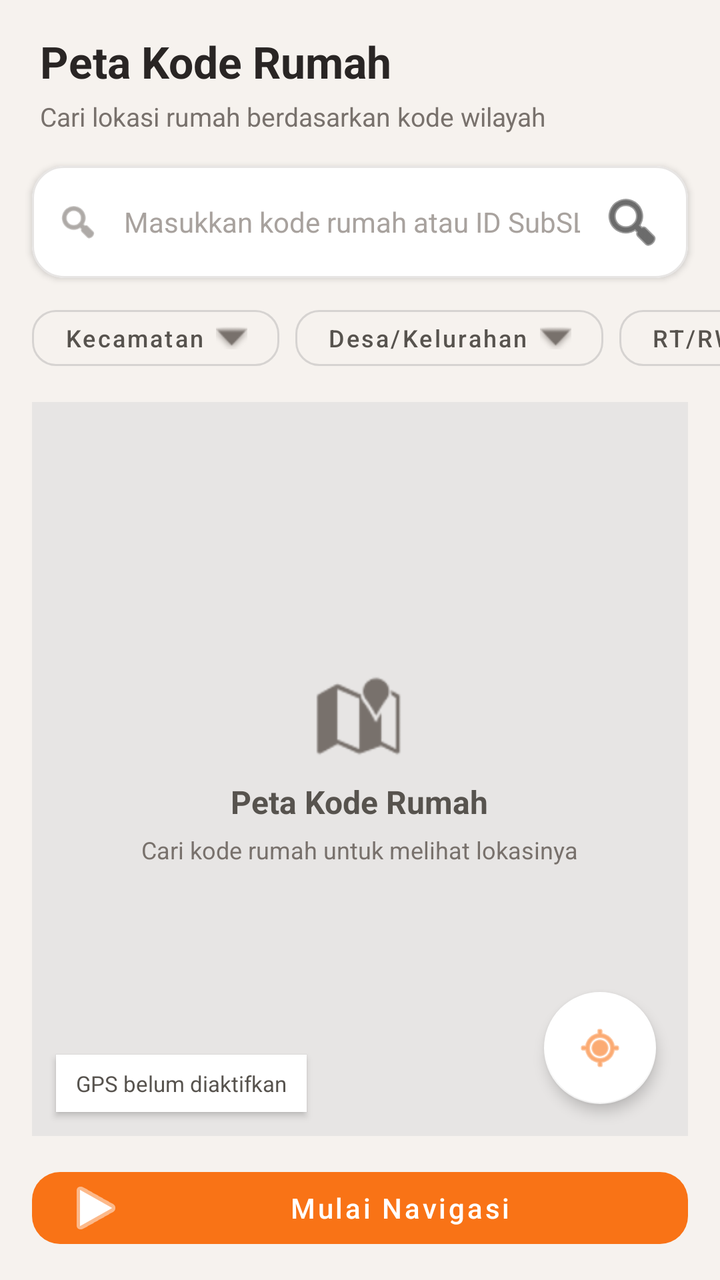
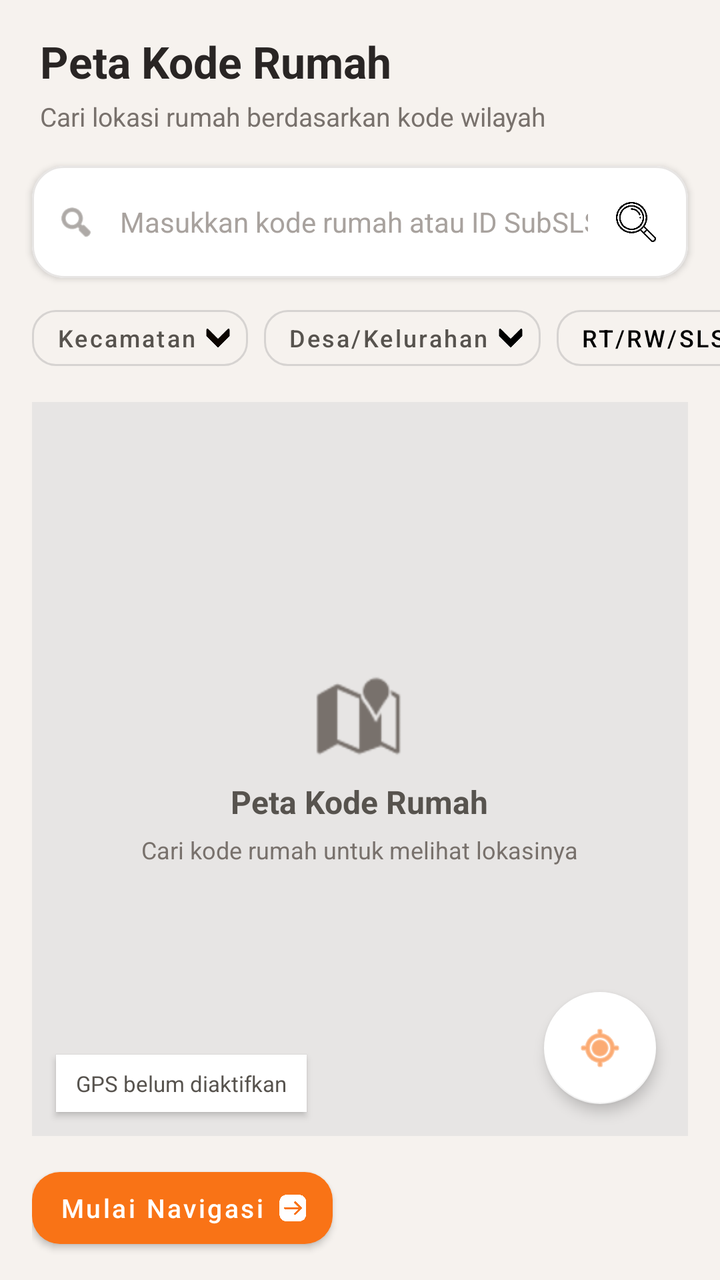

Screens rendered from an Android XML layout before and after an edit, with the pre-edit source and the edit as a unified diff.
<!-- AndroidManifest.xml: application theme Theme.Bpskota -->
<!-- res/layout/fragment_peta_kode_rumah.xml -->
<?xml version="1.0" encoding="utf-8"?>
<androidx.constraintlayout.widget.ConstraintLayout
    xmlns:android="http://schemas.android.com/apk/res/android"
    xmlns:app="http://schemas.android.com/apk/res-auto"
    android:layout_width="match_parent"
    android:layout_height="match_parent"
    android:background="#F6F2EE">

    
    <LinearLayout
        android:id="@+id/headerPetaKodeRumah"
        android:layout_width="0dp"
        android:layout_height="wrap_content"
        android:orientation="vertical"
        android:paddingStart="20dp"
        android:paddingTop="16dp"
        android:paddingEnd="20dp"
        android:paddingBottom="12dp"
        app:layout_constraintTop_toTopOf="parent"
        app:layout_constraintStart_toStartOf="parent"
        app:layout_constraintEnd_toEndOf="parent">

        <TextView
            android:layout_width="match_parent"
            android:layout_height="wrap_content"
            android:text="Peta Kode Rumah"
            android:textColor="#292524"
            android:textSize="22sp"
            android:textStyle="bold" />

        <TextView
            android:layout_width="match_parent"
            android:layout_height="wrap_content"
            android:layout_marginTop="4dp"
            android:text="Cari lokasi rumah berdasarkan kode wilayah"
            android:textColor="#78716C"
            android:textSize="13sp" />

    </LinearLayout>

    
    <com.google.android.material.card.MaterialCardView
        android:id="@+id/cardPencarianKodeRumah"
        android:layout_width="0dp"
        android:layout_height="wrap_content"
        android:layout_marginStart="16dp"
        android:layout_marginTop="4dp"
        android:layout_marginEnd="16dp"
        app:cardBackgroundColor="#FFFFFF"
        app:cardCornerRadius="16dp"
        app:cardElevation="2dp"
        app:strokeColor="#E7E5E4"
        app:strokeWidth="1dp"
        app:layout_constraintTop_toBottomOf="@id/headerPetaKodeRumah"
        app:layout_constraintStart_toStartOf="parent"
        app:layout_constraintEnd_toEndOf="parent">

        <LinearLayout
            android:layout_width="match_parent"
            android:layout_height="wrap_content"
            android:gravity="center_vertical"
            android:orientation="horizontal"
            android:paddingStart="12dp"
            android:paddingTop="4dp"
            android:paddingEnd="6dp"
            android:paddingBottom="4dp">

            <ImageView
                android:layout_width="22dp"
                android:layout_height="22dp"
                android:contentDescription="Ikon pencarian"
                android:src="@android:drawable/ic_menu_search"
                app:tint="#78716C" />

            <EditText
                android:id="@+id/etCariKodeRumah"
                android:layout_width="0dp"
                android:layout_height="48dp"
                android:layout_marginStart="8dp"
                android:layout_weight="1"
                android:background="@android:color/transparent"
                android:hint="Masukkan kode rumah atau ID SubSLS"
                android:imeOptions="actionSearch"
                android:inputType="text"
                android:maxLines="1"
                android:paddingStart="4dp"
                android:paddingEnd="4dp"
                android:textColor="#292524"
                android:textColorHint="#A8A29E"
                android:textSize="14sp" />

            <ImageButton
                android:id="@+id/btnCariKodeRumah"
                android:layout_width="44dp"
                android:layout_height="44dp"
                android:backgroundTint="#FFFFFF"
                app:cornerRadius="12dp"
                android:contentDescription="Cari kode rumah"
                android:padding="11dp"
                android:src="@android:drawable/ic_menu_search"
                app:tint="#090909" />

        </LinearLayout>

    </com.google.android.material.card.MaterialCardView>

    
    <HorizontalScrollView
        android:id="@+id/scrollFilterWilayah"
        android:layout_width="0dp"
        android:layout_height="wrap_content"
        android:layout_marginTop="10dp"
        android:clipToPadding="false"
        android:fillViewport="false"
       android:scrollbars="none"
        android:paddingStart="16dp"
        android:paddingEnd="16dp"
        app:layout_constraintTop_toBottomOf="@id/cardPencarianKodeRumah"
        app:layout_constraintStart_toStartOf="parent"
        app:layout_constraintEnd_toEndOf="parent">

        <LinearLayout
            android:layout_width="wrap_content"
            android:layout_height="wrap_content"
            android:gravity="center_vertical"
            android:orientation="horizontal">



            <com.google.android.material.button.MaterialButton
                android:id="@+id/btnFilterKecamatan"
                style="@style/Widget.MaterialComponents.Button.OutlinedButton"
                android:layout_width="wrap_content"
                android:layout_height="40dp"
                android:layout_marginEnd="8dp"
                android:text="Kecamatan"
                android:textAllCaps="false"
                android:textColor="#57534E"
                android:textSize="12sp"
                app:cornerRadius="12dp"
                app:strokeColor="#D6D3D1"
                app:strokeWidth="1dp"
                app:icon="@android:drawable/arrow_down_float"
                app:iconGravity="end"
                app:iconPadding="6dp"
                app:iconTint="#78716C" />

            <com.google.android.material.button.MaterialButton
                android:id="@+id/btnFilterDesa"
                style="@style/Widget.MaterialComponents.Button.OutlinedButton"
                android:layout_width="wrap_content"
                android:layout_height="40dp"
                android:layout_marginEnd="8dp"
                android:text="Desa/Kelurahan"
                android:textAllCaps="false"
                android:textColor="#57534E"
                android:textSize="12sp"
                app:cornerRadius="12dp"
                app:strokeColor="#D6D3D1"
                app:strokeWidth="1dp"
                app:icon="@android:drawable/arrow_down_float"
                app:iconGravity="end"
                app:iconPadding="6dp"
                app:iconTint="#78716C" />

            <com.google.android.material.button.MaterialButton
                android:id="@+id/btnFilterSls"
                style="@style/Widget.MaterialComponents.Button.OutlinedButton"
                android:layout_width="wrap_content"
                android:layout_height="40dp"
                android:text="RT/RW/SLS"
                android:textAllCaps="false"
                android:textColor="#57534E"
                android:textSize="12sp"
                app:cornerRadius="12dp"
                app:strokeColor="#D6D3D1"
                app:strokeWidth="1dp"
                app:icon="@android:drawable/arrow_down_float"
                app:iconGravity="end"
                app:iconPadding="6dp"
                app:iconTint="#78716C" />

        </LinearLayout>

    </HorizontalScrollView>

    
    <FrameLayout
        android:id="@+id/containerPetaKodeRumah"
        android:layout_width="0dp"
        android:layout_height="0dp"
        android:layout_marginStart="16dp"
        android:layout_marginTop="12dp"
        android:layout_marginEnd="16dp"
        android:layout_marginBottom="12dp"
        android:background="#E7E5E4"
        android:clipToOutline="true"
        app:layout_constraintTop_toBottomOf="@id/scrollFilterWilayah"
        app:layout_constraintBottom_toTopOf="@id/containerAksiPeta"
        app:layout_constraintStart_toStartOf="parent"
        app:layout_constraintEnd_toEndOf="parent">

        
        <FrameLayout
            android:id="@+id/mapViewContainer"
            android:layout_width="match_parent"
            android:layout_height="match_parent" />

        
        <LinearLayout
            android:id="@+id/layoutPetunjukPeta"
            android:layout_width="wrap_content"
            android:layout_height="wrap_content"
            android:layout_gravity="center"
            android:gravity="center"
            android:orientation="vertical"
            android:padding="20dp">

            <ImageView
                android:layout_width="44dp"
                android:layout_height="44dp"
                android:contentDescription="Ikon peta"
                android:src="@android:drawable/ic_dialog_map"
                app:tint="#78716C" />

            <TextView
                android:layout_width="wrap_content"
                android:layout_height="wrap_content"
                android:layout_marginTop="10dp"
                android:gravity="center"
                android:text="Peta Kode Rumah"
                android:textColor="#57534E"
                android:textSize="16sp"
                android:textStyle="bold" />

            <TextView
                android:layout_width="wrap_content"
                android:layout_height="wrap_content"
                android:layout_marginTop="5dp"
                android:gravity="center"
                android:text="Cari kode rumah untuk melihat lokasinya"
                android:textColor="#78716C"
                android:textSize="12sp" />

        </LinearLayout>

        
        <com.google.android.material.floatingactionbutton.FloatingActionButton
            android:id="@+id/btnLokasiSaya"
            android:layout_width="wrap_content"
            android:layout_height="wrap_content"
            android:layout_gravity="end|bottom"
            android:layout_margin="16dp"
            android:contentDescription="Tampilkan lokasi saya"
            android:src="@android:drawable/ic_menu_mylocation"
            app:backgroundTint="#FFFFFF"
            app:elevation="4dp"
            app:fabSize="normal"
            app:tint="#F97316" />

        
        <TextView
            android:id="@+id/tvStatusLokasi"
            android:layout_width="wrap_content"
            android:layout_height="wrap_content"
            android:layout_gravity="start|bottom"
            android:layout_margin="12dp"
            android:background="#FFFFFF"
            android:elevation="2dp"
            android:paddingStart="10dp"
            android:paddingTop="7dp"
            android:paddingEnd="10dp"
            android:paddingBottom="7dp"
            android:text="GPS belum diaktifkan"
            android:textColor="#57534E"
            android:textSize="11sp" />

    </FrameLayout>

    
    <LinearLayout
        android:id="@+id/containerAksiPeta"
        android:layout_width="0dp"
        android:layout_height="wrap_content"
        android:gravity="center_vertical"
        android:orientation="horizontal"
        android:paddingStart="16dp"
        android:paddingEnd="16dp"
        android:paddingBottom="12dp"
        app:layout_constraintBottom_toBottomOf="parent"
        app:layout_constraintStart_toStartOf="parent"
        app:layout_constraintEnd_toEndOf="parent">

        <com.google.android.material.button.MaterialButton
            android:id="@+id/btnLihatLog"
            android:layout_width="0dp"
            android:layout_height="48dp"
            android:layout_marginEnd="8dp"
            android:layout_weight="1"
            android:text="Lihat Log"
            android:textAllCaps="false"
            android:textColor="#57534E"
            android:visibility="gone"
            app:backgroundTint="#FFFFFF"
            app:cornerRadius="14dp"
            app:icon="@android:drawable/ic_menu_recent_history"
            app:iconTint="#57534E"
            app:strokeColor="#D6D3D1"
            app:strokeWidth="1dp" />

        <com.google.android.material.button.MaterialButton
            android:id="@+id/btnMulaiNavigasi"
            android:layout_width="0dp"
            android:layout_height="48dp"
            android:layout_weight="1"
            android:enabled="false"
            android:text="Mulai Navigasi"
            android:textAllCaps="false"
            android:textColor="#FFFFFF"
            app:backgroundTint="#F97316"
            app:cornerRadius="14dp"
            app:icon="@android:drawable/ic_media_play"
            app:iconTint="#FFFFFF" />

    </LinearLayout>

</androidx.constraintlayout.widget.ConstraintLayout>
<!-- resources referenced by this layout -->
<resources>
  <style name="Theme.Bpskota" parent="Theme.MaterialComponents.DayNight.NoActionBar">
          
          <item name="colorPrimary">@color/purple_500</item>
          <item name="colorPrimaryVariant">@color/purple_700</item>
          <item name="colorOnPrimary">@color/white</item>
          
          <item name="colorSecondary">@color/teal_200</item>
          <item name="colorSecondaryVariant">@color/teal_700</item>
          <item name="colorOnSecondary">@color/black</item>
          
          <item name="android:statusBarColor">@color/white</item>
          
      </style>
  <color name="purple_500">#FF6200EE</color>
  <color name="purple_700">#FF3700B3</color>
  <color name="white">#FFFFFFFF</color>
  <color name="teal_200">#FF03DAC5</color>
  <color name="teal_700">#FF018786</color>
  <color name="black">#FF000000</color>
</resources>

<!-- the commit's change to res/layout/fragment_peta_kode_rumah.xml (unified diff, before → after) -->
@@ -66,8 +66,8 @@
             android:paddingBottom="4dp">
 
             <ImageView
-                android:layout_width="22dp"
-                android:layout_height="22dp"
+                android:layout_width="20dp"
+                android:layout_height="20dp"
                 android:contentDescription="Ikon pencarian"
                 android:src="@android:drawable/ic_menu_search"
                 app:tint="#78716C" />
@@ -91,13 +91,13 @@
 
             <ImageButton
                 android:id="@+id/btnCariKodeRumah"
-                android:layout_width="44dp"
-                android:layout_height="44dp"
+                android:layout_width="40dp"
+                android:layout_height="40dp"
                 android:backgroundTint="#FFFFFF"
-                app:cornerRadius="12dp"
                 android:contentDescription="Cari kode rumah"
-                android:padding="11dp"
-                android:src="@android:drawable/ic_menu_search"
+                android:padding="10dp"
+                android:scaleType="fitCenter"
+                android:src="@drawable/ic_search"
                 app:tint="#090909" />
 
         </LinearLayout>
@@ -112,7 +112,7 @@
         android:layout_marginTop="10dp"
         android:clipToPadding="false"
         android:fillViewport="false"
-       android:scrollbars="none"
+        android:scrollbars="none"
         android:paddingStart="16dp"
         android:paddingEnd="16dp"
         app:layout_constraintTop_toBottomOf="@id/cardPencarianKodeRumah"
@@ -125,14 +125,18 @@
             android:gravity="center_vertical"
             android:orientation="horizontal">
 
-
-
+            
             <com.google.android.material.button.MaterialButton
                 android:id="@+id/btnFilterKecamatan"
                 style="@style/Widget.MaterialComponents.Button.OutlinedButton"
                 android:layout_width="wrap_content"
                 android:layout_height="40dp"
                 android:layout_marginEnd="8dp"
+                android:insetLeft="0dp"
+                android:insetRight="0dp"
+                android:minWidth="0dp"
+                android:paddingStart="12dp"
+                android:paddingEnd="8dp"
                 android:text="Kecamatan"
                 android:textAllCaps="false"
                 android:textColor="#57534E"
@@ -140,17 +144,24 @@
                 app:cornerRadius="12dp"
                 app:strokeColor="#D6D3D1"
                 app:strokeWidth="1dp"
-                app:icon="@android:drawable/arrow_down_float"
+                app:icon="@drawable/ic_bottom"
                 app:iconGravity="end"
-                app:iconPadding="6dp"
-                app:iconTint="#78716C" />
-
+                app:iconSize="14dp"
+                app:iconPadding="4dp"
+                app:iconTint="#0C0500" />
+
+            
             <com.google.android.material.button.MaterialButton
                 android:id="@+id/btnFilterDesa"
                 style="@style/Widget.MaterialComponents.Button.OutlinedButton"
                 android:layout_width="wrap_content"
                 android:layout_height="40dp"
                 android:layout_marginEnd="8dp"
+                android:insetLeft="0dp"
+                android:insetRight="0dp"
+                android:minWidth="0dp"
+                android:paddingStart="12dp"
+                android:paddingEnd="8dp"
                 android:text="Desa/Kelurahan"
                 android:textAllCaps="false"
                 android:textColor="#57534E"
@@ -158,27 +169,35 @@
                 app:cornerRadius="12dp"
                 app:strokeColor="#D6D3D1"
                 app:strokeWidth="1dp"
-                app:icon="@android:drawable/arrow_down_float"
+                app:icon="@drawable/ic_bottom"
                 app:iconGravity="end"
-                app:iconPadding="6dp"
-                app:iconTint="#78716C" />
-
+                app:iconSize="14dp"
+                app:iconPadding="4dp"
+                app:iconTint="#000000" />
+
+            
             <com.google.android.material.button.MaterialButton
                 android:id="@+id/btnFilterSls"
                 style="@style/Widget.MaterialComponents.Button.OutlinedButton"
                 android:layout_width="wrap_content"
                 android:layout_height="40dp"
+                android:insetLeft="0dp"
+                android:insetRight="0dp"
+                android:minWidth="0dp"
+                android:paddingStart="12dp"
+                android:paddingEnd="8dp"
                 android:text="RT/RW/SLS"
                 android:textAllCaps="false"
-                android:textColor="#57534E"
+                android:textColor="#000000"
                 android:textSize="12sp"
                 app:cornerRadius="12dp"
                 app:strokeColor="#D6D3D1"
                 app:strokeWidth="1dp"
-                app:icon="@android:drawable/arrow_down_float"
+                app:icon="@drawable/ic_bottom"
                 app:iconGravity="end"
-                app:iconPadding="6dp"
-                app:iconTint="#78716C" />
+                app:iconSize="14dp"
+                app:iconPadding="4dp"
+                app:iconTint="#000000" />
 
         </LinearLayout>
 
@@ -291,35 +310,53 @@
         app:layout_constraintStart_toStartOf="parent"
         app:layout_constraintEnd_toEndOf="parent">
 
+        
         <com.google.android.material.button.MaterialButton
             android:id="@+id/btnLihatLog"
             android:layout_width="0dp"
             android:layout_height="48dp"
             android:layout_marginEnd="8dp"
             android:layout_weight="1"
+            android:minWidth="0dp"
+            android:insetLeft="0dp"
+            android:insetRight="0dp"
+            android:paddingStart="12dp"
+            android:paddingEnd="12dp"
             android:text="Lihat Log"
             android:textAllCaps="false"
             android:textColor="#57534E"
+            android:textSize="13sp"
             android:visibility="gone"
             app:backgroundTint="#FFFFFF"
             app:cornerRadius="14dp"
-            app:icon="@android:drawable/ic_menu_recent_history"
+            app:icon="@drawable/ic_waktu"
+            app:iconGravity="textStart"
+            app:iconSize="16dp"
+            app:iconPadding="6dp"
             app:iconTint="#57534E"
             app:strokeColor="#D6D3D1"
             app:strokeWidth="1dp" />
 
+        
         <com.google.android.material.button.MaterialButton
             android:id="@+id/btnMulaiNavigasi"
-            android:layout_width="0dp"
+            android:layout_width="wrap_content"
             android:layout_height="48dp"
-            android:layout_weight="1"
-            android:enabled="false"
+            android:minWidth="0dp"
+            android:insetLeft="0dp"
+            android:insetRight="0dp"
+            android:paddingStart="14dp"
+            android:paddingEnd="12dp"
             android:text="Mulai Navigasi"
             android:textAllCaps="false"
             android:textColor="#FFFFFF"
+            android:textSize="13sp"
             app:backgroundTint="#F97316"
             app:cornerRadius="14dp"
-            app:icon="@android:drawable/ic_media_play"
+            app:icon="@drawable/ic_kanan"
+            app:iconGravity="end"
+            app:iconSize="16dp"
+            app:iconPadding="6dp"
             app:iconTint="#FFFFFF" />
 
     </LinearLayout>
<!-- resource entries referenced after the edit -->
@@ -1,5 +1,9 @@
 <!-- resources referenced by this layout -->
 <resources>
+  <!-- drawable ic_bottom: png bitmap (drawable, 4896 bytes) -->
+  <!-- drawable ic_kanan: png bitmap (drawable, 7884 bytes) -->
+  <!-- drawable ic_search: png bitmap (drawable, 25107 bytes) -->
+  <!-- drawable ic_waktu: png bitmap (drawable, 9918 bytes) -->
   <style name="Theme.Bpskota" parent="Theme.MaterialComponents.DayNight.NoActionBar">
           
           <item name="colorPrimary">@color/purple_500</item>
